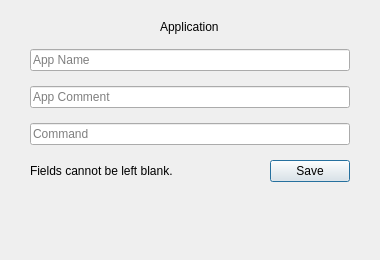
The window that stacer/Pages/StartupApps/startup_app_edit.ui (oguzhaninan/Stacer) describes before a commit, drawn with Qt 5.
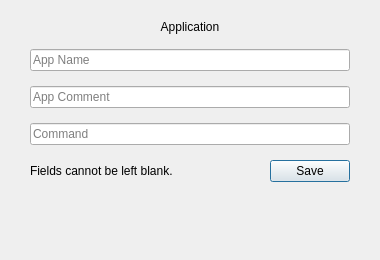
The same window after the commit.

The edit to the form file:
```diff
--- a/stacer/Pages/StartupApps/startup_app_edit.ui
+++ b/stacer/Pages/StartupApps/startup_app_edit.ui
@@ -82,11 +82,14 @@
      </property>
     </widget>
    </item>
-   <item row="0" column="0" colspan="2" alignment="Qt::AlignHCenter">
+   <item row="0" column="0" colspan="2">
     <widget class="QLabel" name="title">
      <property name="text">
       <string>Application</string>
      </property>
+     <property name="alignment">
+      <set>Qt::AlignCenter</set>
+     </property>
     </widget>
    </item>
    <item row="8" column="0" colspan="2">
```
